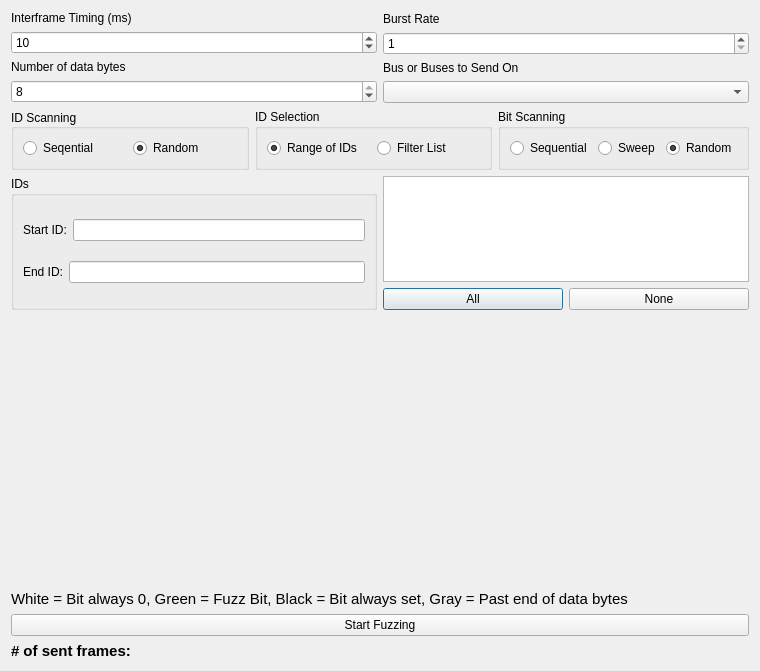
collin80/SavvyCAN, file ui/fuzzingwindow.ui: the form before one commit.
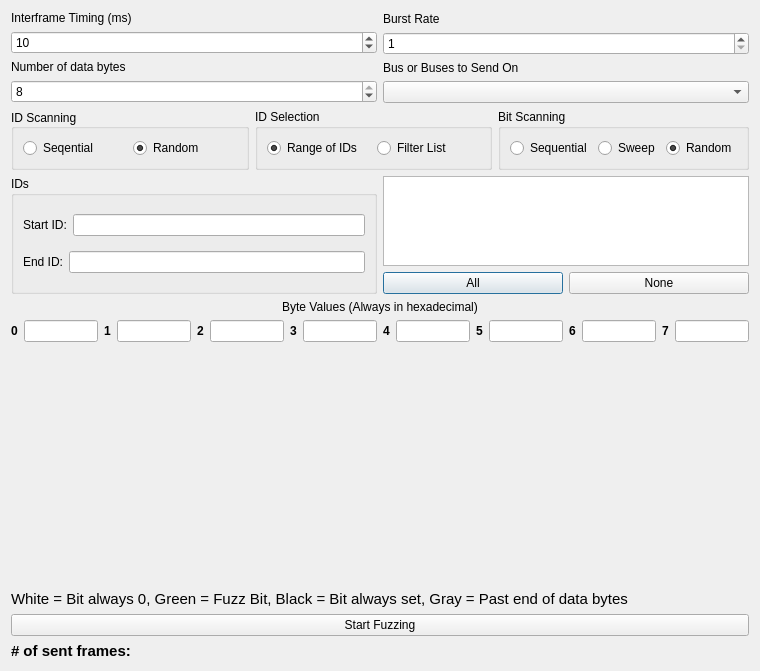
The form after the commit. Custom widgets are drawn as their Qt base class.

Commit message: Add text boxes to Fuzzing window to make it easy to set the bytes directly and to show feedback while fuzzing is running.

The edit to the form file:
```diff
--- a/ui/fuzzingwindow.ui
+++ b/ui/fuzzingwindow.ui
@@ -13,7 +13,7 @@
   <property name="windowTitle">
    <string>Fuzzing Window</string>
   </property>
-  <layout class="QVBoxLayout" name="verticalLayout" stretch="1,1,3,6,0,0,0">
+  <layout class="QVBoxLayout" name="verticalLayout" stretch="1,1,3,0,0,6,0,0,0">
    <item>
     <layout class="QHBoxLayout" name="horizontalLayout">
      <item>
@@ -248,6 +248,151 @@
      </item>
     </layout>
    </item>
+   <item>
+    <widget class="QLabel" name="label_8">
+     <property name="text">
+      <string>Byte Values (Always in hexadecimal)</string>
+     </property>
+     <property name="alignment">
+      <set>Qt::AlignCenter</set>
+     </property>
+    </widget>
+   </item>
+   <item>
+    <layout class="QHBoxLayout" name="horizontalLayout_10">
+     <item>
+      <widget class="QLabel" name="label_9">
+       <property name="font">
+        <font>
+         <weight>75</weight>
+         <bold>true</bold>
+        </font>
+       </property>
+       <property name="text">
+        <string>0</string>
+       </property>
+       <property name="textFormat">
+        <enum>Qt::PlainText</enum>
+       </property>
+      </widget>
+     </item>
+     <item>
+      <widget class="QLineEdit" name="txtByte0"/>
+     </item>
+     <item>
+      <widget class="QLabel" name="label_10">
+       <property name="font">
+        <font>
+         <weight>75</weight>
+         <bold>true</bold>
+        </font>
+       </property>
+       <property name="text">
+        <string>1</string>
+       </property>
+      </widget>
+     </item>
+     <item>
+      <widget class="QLineEdit" name="txtByte1"/>
+     </item>
+     <item>
+      <widget class="QLabel" name="label_11">
+       <property name="font">
+        <font>
+         <weight>75</weight>
+         <bold>true</bold>
+        </font>
+       </property>
+       <property name="text">
+        <string>2</string>
+       </property>
+      </widget>
+     </item>
+     <item>
+      <widget class="QLineEdit" name="txtByte2"/>
+     </item>
+     <item>
+      <widget class="QLabel" name="label_12">
+       <property name="font">
+        <font>
+         <weight>75</weight>
+         <bold>true</bold>
+        </font>
+       </property>
+       <property name="text">
+        <string>3</string>
+       </property>
+      </widget>
+     </item>
+     <item>
+      <widget class="QLineEdit" name="txtByte3"/>
+     </item>
+     <item>
+      <widget class="QLabel" name="label_13">
+       <property name="font">
+        <font>
+         <weight>75</weight>
+         <bold>true</bold>
+        </font>
+       </property>
+       <property name="text">
+        <string>4</string>
+       </property>
+      </widget>
+     </item>
+     <item>
+      <widget class="QLineEdit" name="txtByte4"/>
+     </item>
+     <item>
+      <widget class="QLabel" name="label_14">
+       <property name="font">
+        <font>
+         <weight>75</weight>
+         <bold>true</bold>
+        </font>
+       </property>
+       <property name="text">
+        <string>5</string>
+       </property>
+      </widget>
+     </item>
+     <item>
+      <widget class="QLineEdit" name="txtByte5"/>
+     </item>
+     <item>
+      <widget class="QLabel" name="label_15">
+       <property name="font">
+        <font>
+         <weight>75</weight>
+         <bold>true</bold>
+        </font>
+       </property>
+       <property name="text">
+        <string>6</string>
+       </property>
+      </widget>
+     </item>
+     <item>
+      <widget class="QLineEdit" name="txtByte6"/>
+     </item>
+     <item>
+      <widget class="QLabel" name="label_16">
+       <property name="font">
+        <font>
+         <weight>75</weight>
+         <bold>true</bold>
+        </font>
+       </property>
+       <property name="text">
+        <string>7</string>
+       </property>
+      </widget>
+     </item>
+     <item>
+      <widget class="QLineEdit" name="txtByte7"/>
+     </item>
+    </layout>
+   </item>
    <item>
     <widget class="CANDataGrid" name="bitfield" native="true">
      <property name="minimumSize">
```
The commit also changes 8 other files.
